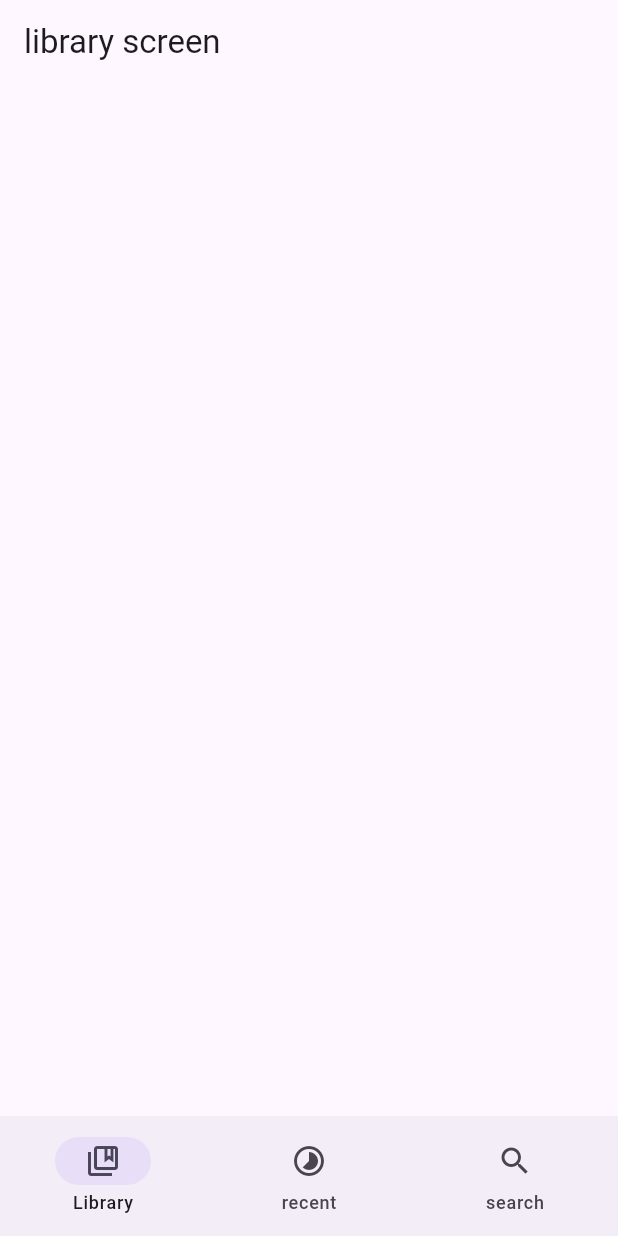
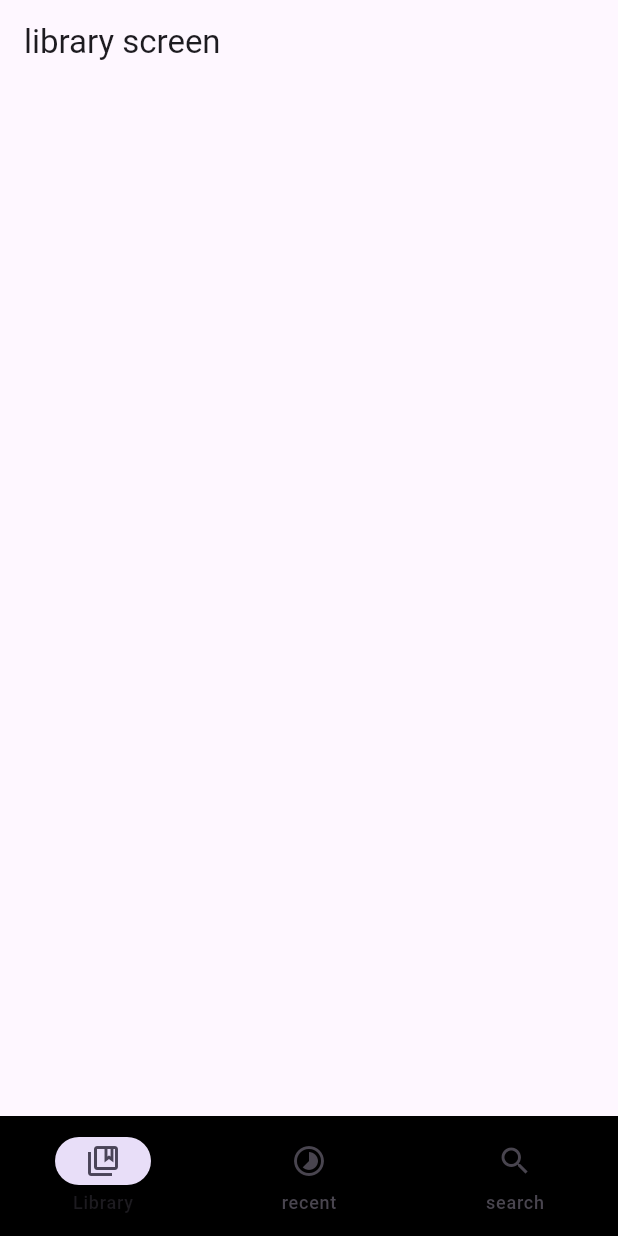
Before and after one commit to Jmike-dev/tachiflu, a Flutter app: the screen it shows after launch, on a phone screen of 412 x 824 dp. Run offline on Flutter 3.47's test engine with Material 3 defaults, Android fonts, the phone set to English and light mode, and no system bars; our stand-ins replace go_router.

```diff
--- a/tachiflu/lib/widgets/myNavbar.dart
+++ b/tachiflu/lib/widgets/myNavbar.dart
@@ -18,6 +18,9 @@ class MyNavbar extends StatelessWidget {
     return Scaffold(
       body: navigationShell,
       bottomNavigationBar: NavigationBar(
+        backgroundColor: Colors.black,
+
+        // height: ,
         selectedIndex: navigationShell.currentIndex,
         destinations: const [
           NavigationDestination(
```
Also changed, not shown: 1 other file.
